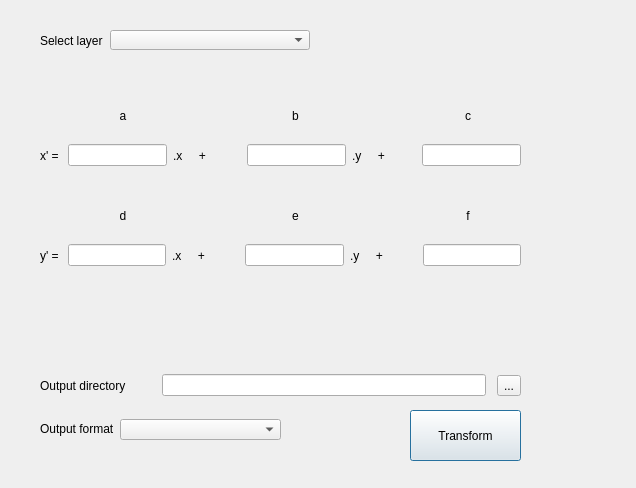
Old version of the form affine_dialog_base.ui in the repository ctu-fgis/2019-c-qgis-affine.
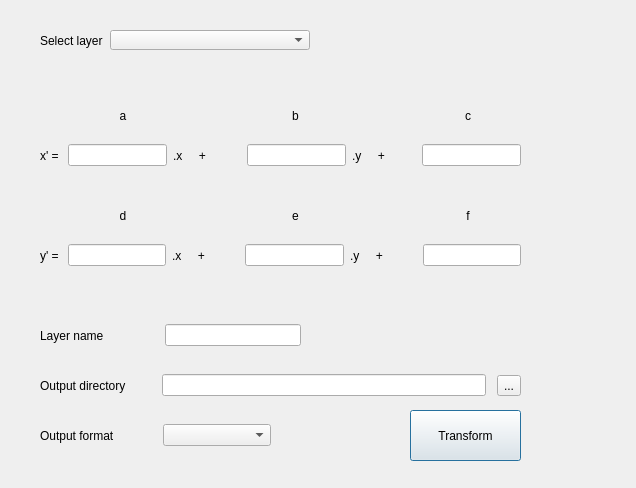
New version of the form.

What changed in the file:
```diff
--- a/affine_dialog_base.ui
+++ b/affine_dialog_base.ui
@@ -333,31 +333,91 @@
     </item>
    </layout>
   </widget>
-  <widget class="QLabel" name="format_Label">
+  <widget class="QWidget" name="horizontalLayoutWidget_6">
    <property name="geometry">
     <rect>
      <x>40</x>
-     <y>418</y>
-     <width>81</width>
-     <height>21</height>
+     <y>320</y>
+     <width>261</width>
+     <height>31</height>
     </rect>
    </property>
-   <property name="text">
-    <string>Output format</string>
-   </property>
+   <layout class="QHBoxLayout" name="horizontalLayout_6">
+    <item>
+     <widget class="QLabel" name="Name_label">
+      <property name="text">
+       <string>Layer name</string>
+      </property>
+     </widget>
+    </item>
+    <item>
+     <spacer name="horizontalSpacer_3">
+      <property name="orientation">
+       <enum>Qt::Horizontal</enum>
+      </property>
+      <property name="sizeType">
+       <enum>QSizePolicy::Fixed</enum>
+      </property>
+      <property name="sizeHint" stdset="0">
+       <size>
+        <width>55</width>
+        <height>20</height>
+       </size>
+      </property>
+     </spacer>
+    </item>
+    <item>
+     <widget class="QLineEdit" name="Name_Ledit"/>
+    </item>
+   </layout>
   </widget>
-  <widget class="QComboBox" name="format_Cbox">
-   <property name="enabled">
-    <bool>true</bool>
-   </property>
+  <widget class="QWidget" name="horizontalLayoutWidget_7">
    <property name="geometry">
     <rect>
-     <x>120</x>
-     <y>419</y>
-     <width>161</width>
-     <height>21</height>
+     <x>40</x>
+     <y>420</y>
+     <width>231</width>
+     <height>31</height>
     </rect>
    </property>
+   <layout class="QHBoxLayout" name="horizontalLayout_7">
+    <item>
+     <widget class="QLabel" name="format_Label">
+      <property name="sizePolicy">
+       <sizepolicy hsizetype="Fixed" vsizetype="Preferred">
+        <horstretch>0</horstretch>
+        <verstretch>0</verstretch>
+       </sizepolicy>
+      </property>
+      <property name="text">
+       <string>Output format</string>
+      </property>
+     </widget>
+    </item>
+    <item>
+     <spacer name="horizontalSpacer_4">
+      <property name="orientation">
+       <enum>Qt::Horizontal</enum>
+      </property>
+      <property name="sizeType">
+       <enum>QSizePolicy::Fixed</enum>
+      </property>
+      <property name="sizeHint" stdset="0">
+       <size>
+        <width>42</width>
+        <height>20</height>
+       </size>
+      </property>
+     </spacer>
+    </item>
+    <item>
+     <widget class="QComboBox" name="format_Cbox">
+      <property name="enabled">
+       <bool>true</bool>
+      </property>
+     </widget>
+    </item>
+   </layout>
   </widget>
  </widget>
  <resources/>
```
